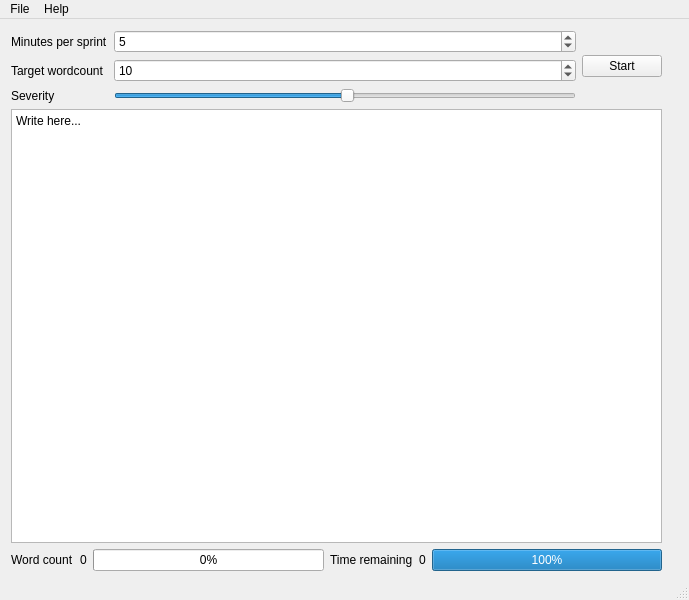
acfogarty/word-sprinter, file src-cpp/sprintermainwindow.ui: the form before one commit.
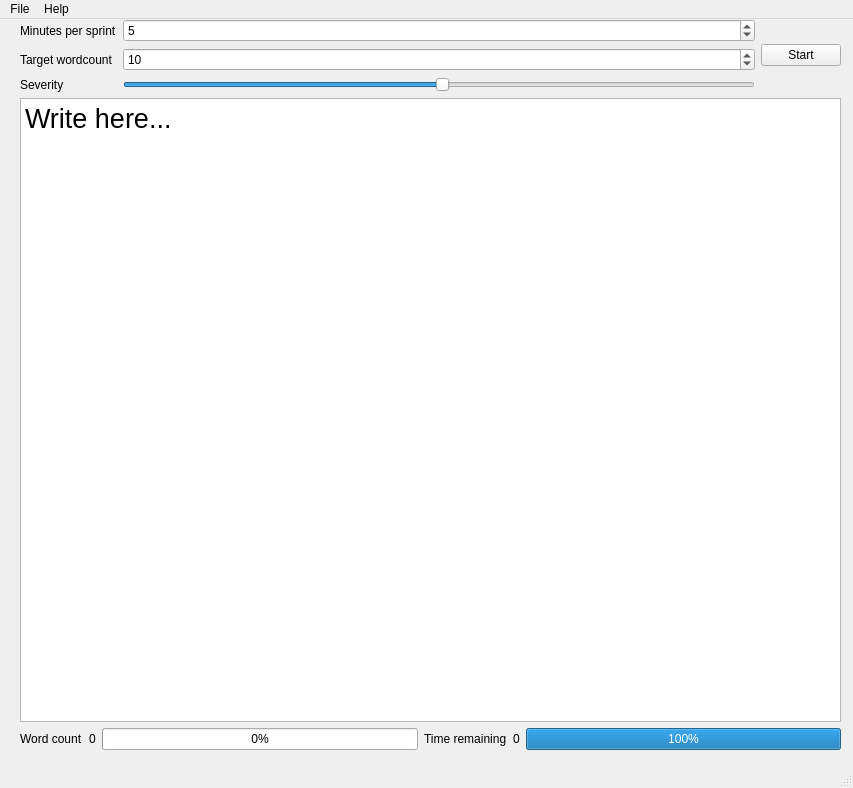
The form after the commit.

Commit message: increase font and window size

Diff of the .ui file:
```diff
--- a/src-cpp/sprintermainwindow.ui
+++ b/src-cpp/sprintermainwindow.ui
@@ -6,8 +6,8 @@
    <rect>
     <x>0</x>
     <y>0</y>
-    <width>689</width>
-    <height>600</height>
+    <width>853</width>
+    <height>788</height>
    </rect>
   </property>
   <property name="windowTitle">
@@ -17,10 +17,10 @@
    <widget class="QWidget" name="layoutWidget">
     <property name="geometry">
      <rect>
-      <x>11</x>
-      <y>11</y>
-      <width>651</width>
-      <height>541</height>
+      <x>20</x>
+      <y>0</y>
+      <width>821</width>
+      <height>731</height>
      </rect>
     </property>
     <layout class="QVBoxLayout" name="verticalLayout">
@@ -95,6 +95,11 @@
      </item>
      <item>
       <widget class="QPlainTextEdit" name="textarea">
+       <property name="font">
+        <font>
+         <pointsize>20</pointsize>
+        </font>
+       </property>
        <property name="plainText">
         <string>Write here...</string>
        </property>
@@ -154,7 +159,7 @@
     <rect>
      <x>0</x>
      <y>0</y>
-     <width>689</width>
+     <width>853</width>
      <height>24</height>
     </rect>
    </property>
```
The commit also changes 1 other file.
